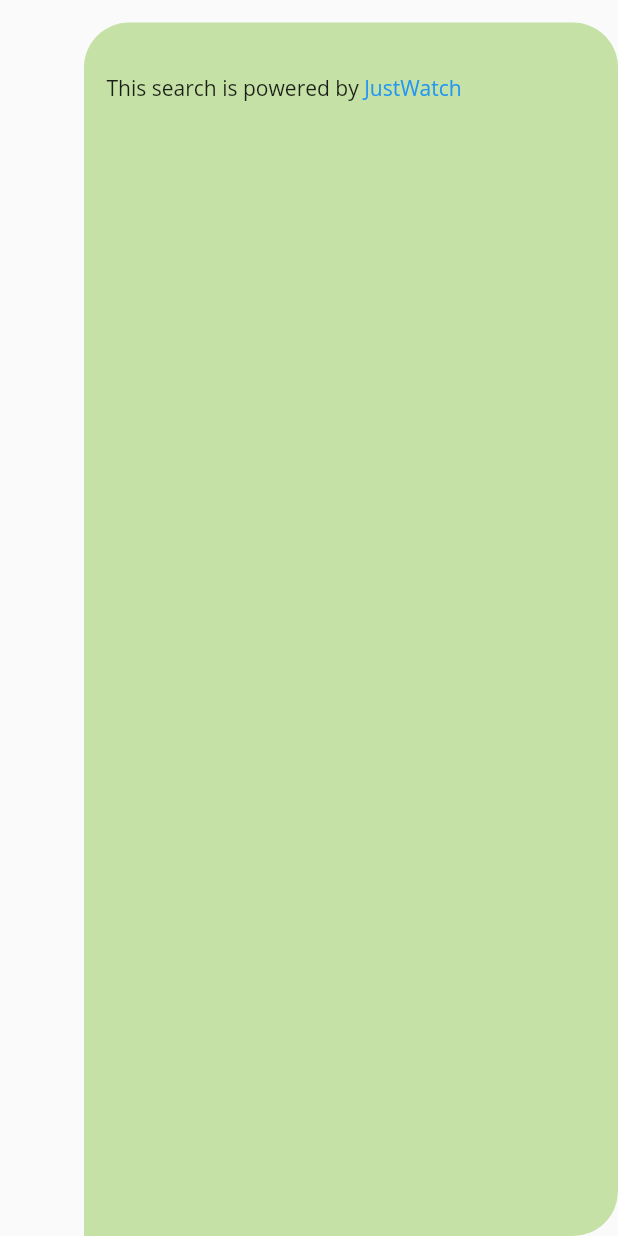
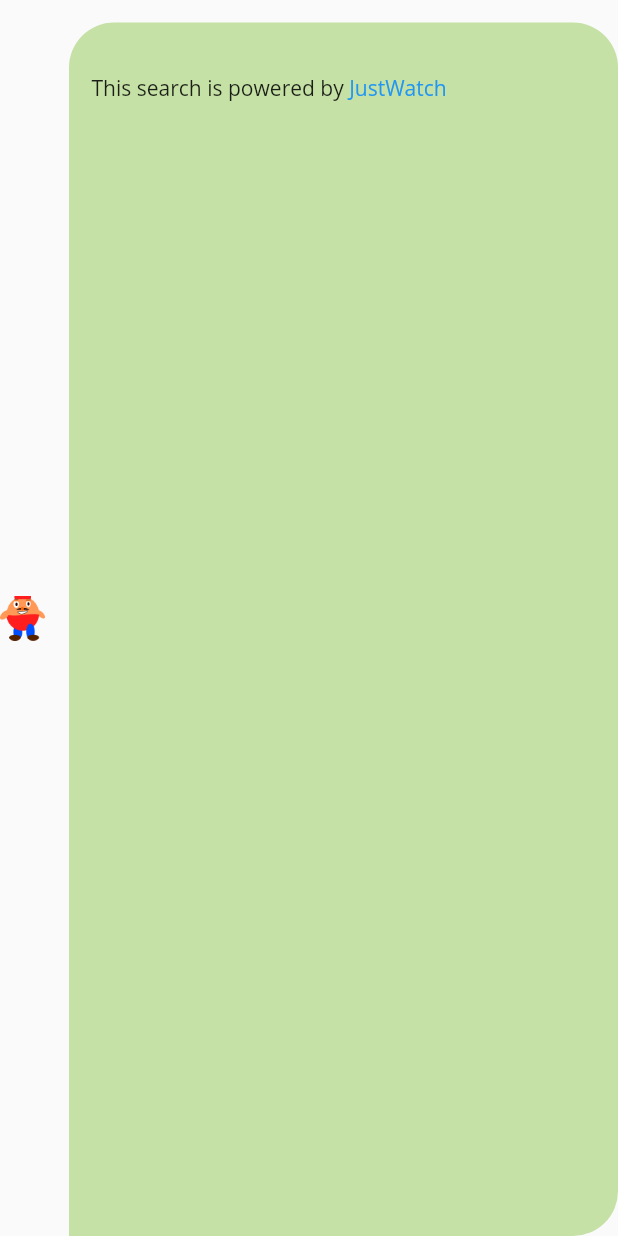
Before and after one commit to pallavijoshi44/movie_chatbot, a Flutter app: the MovieJustWatch widget shown alone on an empty page, opened directly with empty values, on a phone screen of 412 x 824 dp. Run offline on Flutter 3.47's test engine with Material 2 defaults, Android fonts, the phone set to English and light mode, and no system bars; our stand-ins replace carousel_slider, connectivity, expandable_text, geocoding, geolocator, multi_select_flutter and 2 more; missing offline and left inert: flutter_dialogflow; accounts and stored records are empty.

Commit message:
Add bot image for trailer and watch providers

```diff
--- a/lib/src/ui/movie_just_watch.dart
+++ b/lib/src/ui/movie_just_watch.dart
@@ -14,10 +14,7 @@ class MovieJustWatch extends StatelessWidget {
       child: Row(children: [
         Container(
           margin: const EdgeInsets.only(right: 16.0),
-          child: CircleAvatar(
-            child: Text(''),
-            backgroundColor: Colors.transparent,
-          ),
+          child: Image.asset('assets/icon/app_icon.png', width: 30, height: 30, fit: BoxFit.cover,),
         ),
         Expanded(
             child: Container(
--- a/lib/src/ui/movie_provider.dart
+++ b/lib/src/ui/movie_provider.dart
@@ -12,10 +12,7 @@ class MovieProvider extends StatelessWidget {
         child: Row(children: [
       Container(
         margin: const EdgeInsets.only(right: 16.0),
-        child: CircleAvatar(
-          child: Text(''),
-          backgroundColor: Colors.transparent,
-        ),
+        child: Image.asset('assets/icon/app_icon.png', width: 30, height: 30, fit: BoxFit.cover,),
       ),
       Container(
           constraints: BoxConstraints(
--- a/lib/src/ui/movie_thumbnail.dart
+++ b/lib/src/ui/movie_thumbnail.dart
@@ -27,10 +27,7 @@ class MovieThumbnail extends StatelessWidget {
     return Row(crossAxisAlignment: CrossAxisAlignment.start, children: [
       Container(
         margin: const EdgeInsets.only(right: 16.0),
-        child: CircleAvatar(
-          child: Text(''),
-          backgroundColor: Colors.transparent,
-        ),
+        child: Image.asset('assets/icon/app_icon.png', width: 30, height: 30, fit: BoxFit.cover,),
       ),
       Expanded(
         child: Container(
--- a/lib/src/ui/quick_reply.dart
+++ b/lib/src/ui/quick_reply.dart
@@ -15,8 +15,7 @@ class QuickReply extends StatelessWidget {
         child: CircleAvatar(
           child: Text(''),
           backgroundColor: Colors.transparent,
-        ),
-      ),
+        ),      ),
       Expanded(
         child: Wrap(
             alignment: WrapAlignment.spaceEvenly,
--- a/lib/src/ui/url.dart
+++ b/lib/src/ui/url.dart
@@ -14,10 +14,7 @@ class Url extends StatelessWidget {
       child: Row(children: [
         Container(
           margin: const EdgeInsets.only(right: 16.0),
-          child: CircleAvatar(
-            child: Text(''),
-            backgroundColor: Colors.transparent,
-          ),
+          child: Image.asset('assets/icon/app_icon.png', width: 30, height: 30, fit: BoxFit.cover,),
         ),
         Expanded(
             child: new Column(
```
